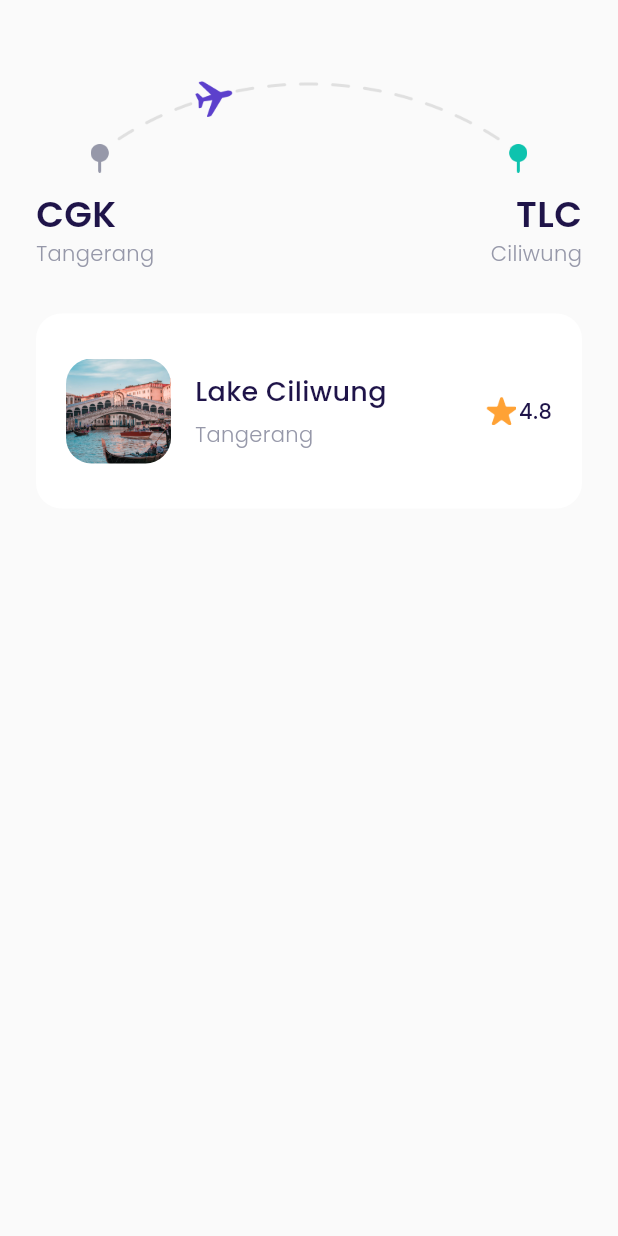
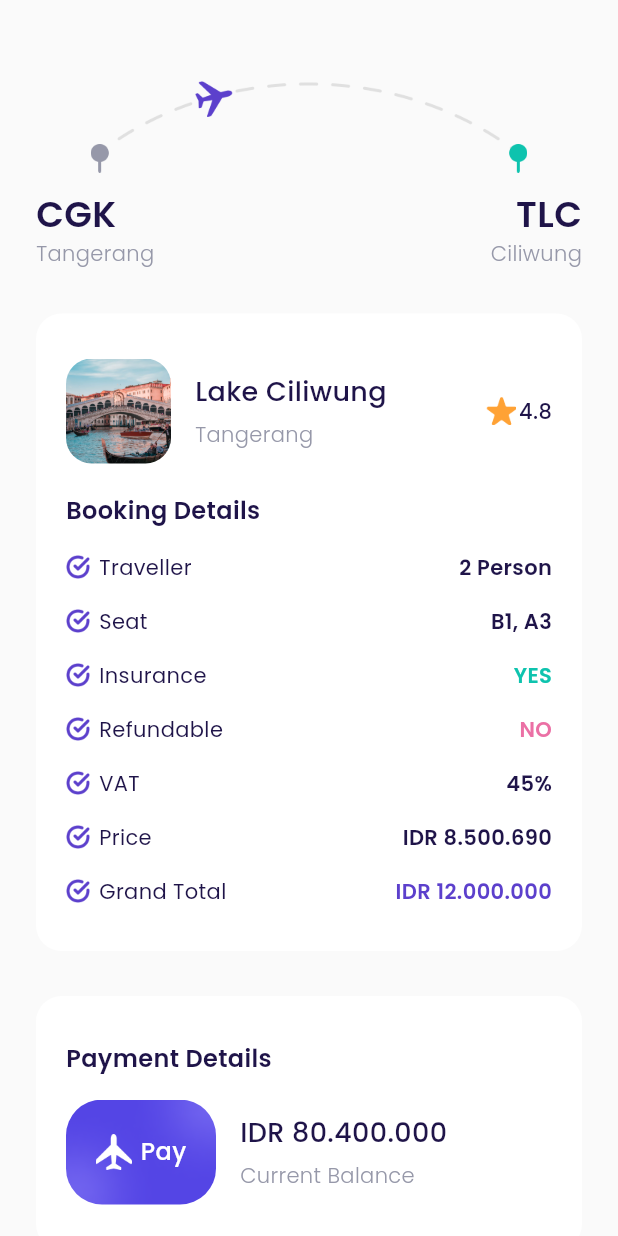
Before and after one commit to Jerry2204/airplane-mobile-flutter, a Flutter app: the CheckoutPage screen opened directly, on a phone screen of 412 x 824 dp. Run offline on Flutter 3.47's test engine with Material 3 defaults, Android fonts, the phone set to English and light mode, and no system bars; our stand-ins replace firebase_core, google_fonts; accounts and stored records are empty.

Commit message:
finishing checkout page

```diff
--- a/lib/ui/pages/checkout_page.dart
+++ b/lib/ui/pages/checkout_page.dart
@@ -1,4 +1,6 @@
 import 'package:airplane/shared/theme.dart';
+import 'package:airplane/ui/widgets/booking_detail_item.dart';
+import 'package:airplane/ui/widgets/custom_button.dart';
 import 'package:flutter/material.dart';
 
 class CheckoutPage extends StatelessWidget {
@@ -89,7 +91,9 @@ class CheckoutPage extends StatelessWidget {
           color: kWhiteColor,
         ),
         child: Column(
+          crossAxisAlignment: CrossAxisAlignment.start,
           children: [
+            // NOTE: DESTINATION TILE
             Row(
               children: [
                 Container(
@@ -161,7 +165,193 @@ class CheckoutPage extends StatelessWidget {
                 ),
               ],
             ),
+
+            // NOTE: BOOKING DETAILS TEXT
+            Container(
+              margin: EdgeInsets.only(
+                top: 20,
+              ),
+              child: Text(
+                'Booking Details',
+                style: blackTextStyle.copyWith(
+                  fontSize: 16,
+                  fontWeight: semiBold,
+                ),
+              ),
+            ),
+
+            // NOTE: BOOKING DETAILS ITEMS
+            BookingDetailItem(
+              title: 'Traveller',
+              valueText: '2 Person',
+              valueColor: kBlackColor,
+            ),
+            BookingDetailItem(
+              title: 'Seat',
+              valueText: 'B1, A3',
+              valueColor: kBlackColor,
+            ),
+            BookingDetailItem(
+              title: 'Insurance',
+              valueText: 'YES',
+              valueColor: kGreenColor,
+            ),
+            BookingDetailItem(
+              title: 'Refundable',
+              valueText: 'NO',
+              valueColor: kRedColor,
+            ),
+            BookingDetailItem(
+              title: 'VAT',
+              valueText: '45%',
+              valueColor: kBlackColor,
+            ),
+            BookingDetailItem(
+              title: 'Price',
+              valueText: 'IDR 8.500.690',
+              valueColor: kBlackColor,
+            ),
+            BookingDetailItem(
+              title: 'Grand Total',
+              valueText: 'IDR 12.000.000',
+              valueColor: kPrimaryColor,
+            ),
           ],
+        ),
+      );
+    }
+
+    Widget paymentDetails() {
+      return Container(
+        margin: EdgeInsets.only(
+          top: 30,
+        ),
+        padding: EdgeInsets.symmetric(
+          vertical: 30,
+          horizontal: 20,
+        ),
+        decoration: BoxDecoration(
+          borderRadius: BorderRadius.circular(
+            defaultRadius,
+          ),
+          color: kWhiteColor,
+        ),
+        child: Column(
+          crossAxisAlignment: CrossAxisAlignment.start,
+          children: [
+            Text(
+              'Payment Details',
+              style: blackTextStyle.copyWith(
+                fontSize: 16,
+                fontWeight: semiBold,
+              ),
+            ),
+            Container(
+              margin: EdgeInsets.only(
+                top: 16,
+              ),
+              child: Row(
+                children: [
+                  Container(
+                    width: 100,
+                    height: 70,
+                    margin: EdgeInsets.only(
+                      right: 16,
+                    ),
+                    decoration: BoxDecoration(
+                      borderRadius: BorderRadius.circular(
+                        defaultMargin,
+                      ),
+                      image: DecorationImage(
+                        fit: BoxFit.cover,
+                        image: AssetImage(
+                          'assets/image_card.png',
+                        ),
+                      ),
+                    ),
+                    child: Center(
+                      child: Row(
+                        mainAxisAlignment: MainAxisAlignment.center,
+                        children: [
+                          Container(
+                            width: 24,
+                            height: 24,
+                            margin: EdgeInsets.only(
+                              right: 6,
+                            ),
+                            decoration: BoxDecoration(
+                              image: DecorationImage(
+                                image: AssetImage(
+                                  'assets/icon_plane.png',
+                                ),
+                              ),
+                            ),
+                          ),
+                          Text(
+                            'Pay',
+                            style: whiteTextStyle.copyWith(
+                              fontSize: 16,
+                              fontWeight: medium,
+                            ),
+                          ),
+                        ],
+                      ),
+                    ),
+                  ),
+                  Expanded(
+                    child: Column(
+                      crossAxisAlignment: CrossAxisAlignment.start,
+                      children: [
+                        Text(
+                          'IDR 80.400.000',
+                          style: blackTextStyle.copyWith(
+                            fontSize: 18,
+                            fontWeight: medium,
+                          ),
+                          overflow: TextOverflow.ellipsis,
+                        ),
+                        SizedBox(
+                          height: 5,
+                        ),
+                        Text(
+                          'Current Balance',
+                          style: grayTextStyle.copyWith(fontWeight: light),
+                        ),
+                      ],
+                    ),
+                  ),
+                ],
+              ),
+            ),
+          ],
+        ),
+      );
+    }
+
+    Widget payButton() {
+      return CustomButton(
+        title: 'Pay Now',
+        onPressed: () {},
+        margin: EdgeInsets.only(
+          top: 30,
+        ),
+      );
+    }
+
+    Widget tacButton() {
+      return Container(
+        alignment: Alignment.center,
+        margin: const EdgeInsets.only(
+          top: 30,
+          bottom: 30,
+        ),
+        child: Text(
+          'Terms and Conditions',
+          style: grayTextStyle.copyWith(
+            fontSize: 16,
+            fontWeight: light,
+            decoration: TextDecoration.underline,
+          ),
         ),
       );
     }
@@ -175,6 +365,9 @@ class CheckoutPage extends StatelessWidget {
         children: [
           route(),
           bookingDetails(),
+          paymentDetails(),
+          payButton(),
+          tacButton(),
         ],
       ),
     );
--- /dev/null
+++ b/lib/ui/widgets/booking_detail_item.dart
@@ -0,0 +1,54 @@
+import 'package:airplane/shared/theme.dart';
+import 'package:flutter/material.dart';
+
+class BookingDetailItem extends StatelessWidget {
+  final String title;
+  final String valueText;
+  final Color valueColor;
+
+  const BookingDetailItem({
+    super.key,
+    required this.title,
+    required this.valueText,
+    required this.valueColor,
+  });
+
+  @override
+  Widget build(BuildContext context) {
+    return Container(
+      margin: EdgeInsets.only(
+        top: 16,
+      ),
+      child: Row(
+        children: [
+          Container(
+            width: 16,
+            height: 16,
+            margin: EdgeInsets.only(
+              right: 6,
+            ),
+            decoration: BoxDecoration(
+              image: DecorationImage(
+                image: AssetImage(
+                  'assets/icon_checklist.png',
+                ),
+              ),
+            ),
+          ),
+          Text(
+            title,
+            style: blackTextStyle,
+          ),
+          Spacer(),
+          Text(
+            valueText,
+            style: blackTextStyle.copyWith(
+              fontWeight: semiBold,
+              color: valueColor,
+            ),
+          ),
+        ],
+      ),
+    );
+  }
+}
```
